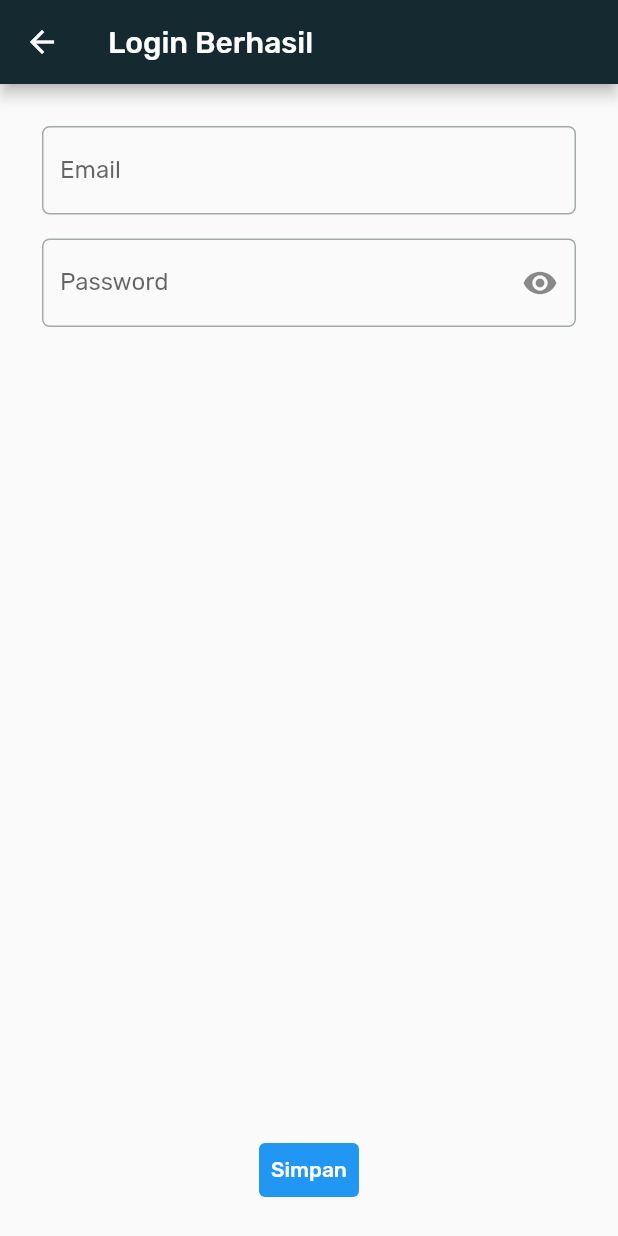
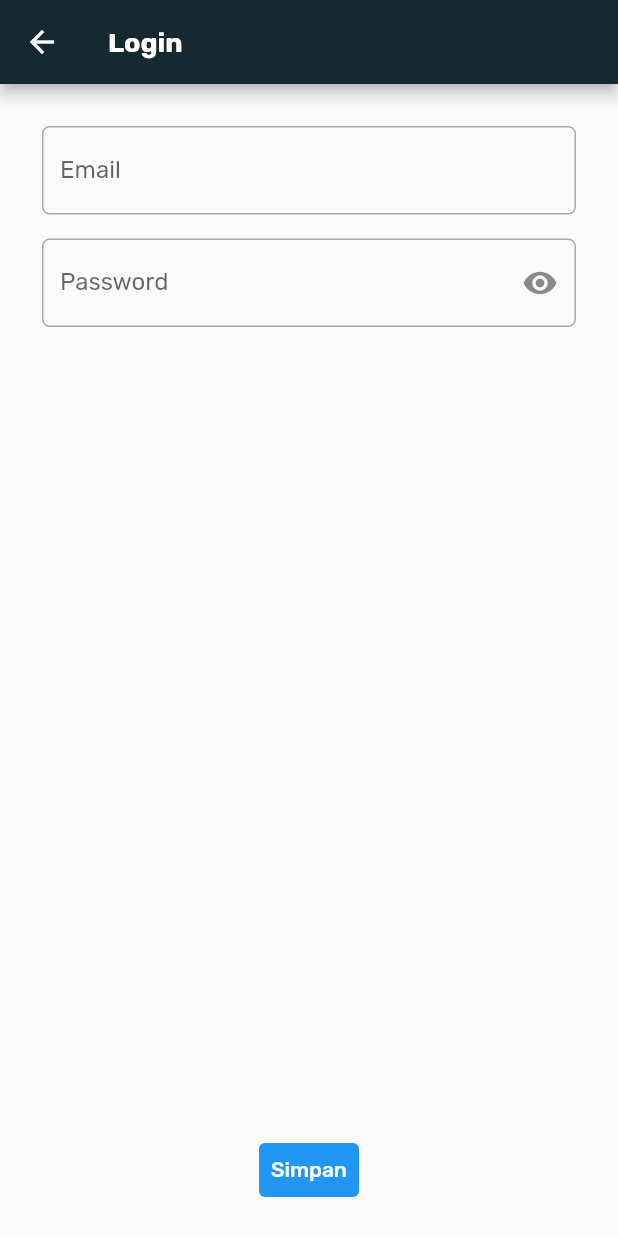
Before and after one commit to PBP-G20Project/flutter-pusat-pengaduan, a Flutter app: the screen it shows after launch, after a tap on "Login", on a phone screen of 412 x 824 dp. Run offline on Flutter 3.47's test engine with Material 2 defaults, Android fonts, the phone set to English and light mode, and no system bars; our stand-ins replace get, google_fonts; missing offline and left inert: pbp_django_auth.

Commit message:
tambah tema

```diff
--- a/lib/views/login/login_screen.dart
+++ b/lib/views/login/login_screen.dart
@@ -2,22 +2,10 @@ import 'package:flutter/material.dart';
 import 'package:pbp_django_auth/pbp_django_auth.dart';
 import 'package:provider/provider.dart';
 import 'package:get/get.dart';
+import 'package:pusat_pengaduan/common/constant.dart';
 import 'package:pusat_pengaduan/views/login/controller/login_controller.dart';
 
 class LoginScreen extends StatefulWidget {
-  // const LoginScreen({super.key});
-
-  // @override
-  // Widget build(BuildContext context) {
-  //   return Scaffold(
-  //     appBar: AppBar(
-  //       title: const Text('Berita Detail'),
-  //     ),
-  //     body: const Center(
-  //       child: Text('Berita Detail'),
-  //     ),
-  //   );
-  // }
   const LoginScreen({super.key});
 
   @override
@@ -55,7 +43,12 @@ class _LoginScreenPageState extends State<LoginScreen> {
     final request = context.watch<CookieRequest>();
     return Scaffold(
       appBar: AppBar(
-        title: Text('Login Berhasil'),
+        title: Text('Login',
+            style: kRubik.copyWith(
+              fontSize: 18,
+              color: kWhiteColor,
+              fontWeight: FontWeight.bold,
+            )),
       ),
       body: Form(
         key: _loginFormKey,
```
